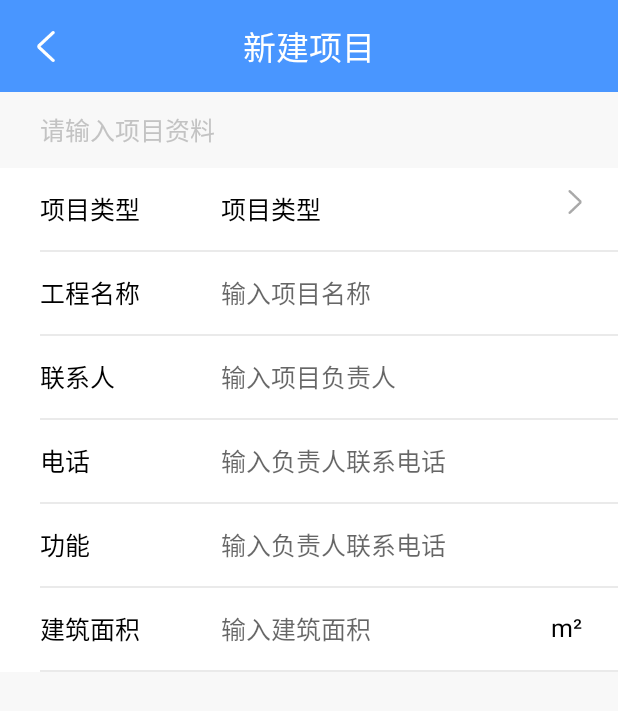
After one commit to YsInHZ/MyPublicFarm, an Android app: the ProjectCreatActivity screen opened directly, with no data from a screen before it, on a phone screen of 412 x 824 dp. The commit adds this screen. Shown: the top 711 px of the screen. Run offline under Robolectric (Android 15) with nearby library versions, the phone set to English and light mode, and no system bars.

Commit message:
分支测试上传

```diff
--- a/app/src/main/AndroidManifest.xml
+++ b/app/src/main/AndroidManifest.xml
@@ -50,7 +50,8 @@
             android:windowSoftInputMode="adjustPan|stateHidden" />
         <activity android:name=".activity.MinePersonalDataActivity" />
         <activity android:name=".activity.MinePersonalPhoneChangeActivity" />
-        <activity android:name=".activity.MineContactActivity"></activity>
+        <activity android:name=".activity.MineContactActivity" />
+        <activity android:name=".activity.ProjectCreatActivity"></activity>
     </application>
 
 </manifest>
--- a/app/src/main/java/com/ys/administrator/mydemo/activity/IndexActivity.java
+++ b/app/src/main/java/com/ys/administrator/mydemo/activity/IndexActivity.java
@@ -31,6 +31,9 @@ import butterknife.BindView;
 import butterknife.ButterKnife;
 import butterknife.OnClick;
 
+/**
+ * 首页
+ */
 public class IndexActivity extends BaseActivity {
 
     @BindView(R.id.vpMain)
@@ -83,6 +86,22 @@ public class IndexActivity extends BaseActivity {
                 return fragments.size();
             }
         };
+        vpMain.addOnPageChangeListener(new ViewPager.OnPageChangeListener() {
+            @Override
+            public void onPageScrolled(int i, float v, int i1) {
+
+            }
+
+            @Override
+            public void onPageSelected(int i) {
+                setSelectedMain(i==0);
+            }
+
+            @Override
+            public void onPageScrollStateChanged(int i) {
+
+            }
+        });
         vpMain.setAdapter(adapter);
         setSelectedMain(true);
     }
--- a/app/src/main/java/com/ys/administrator/mydemo/activity/MineContactActivity.java
+++ b/app/src/main/java/com/ys/administrator/mydemo/activity/MineContactActivity.java
@@ -14,6 +14,9 @@ import java.util.ArrayList;
 import butterknife.BindView;
 import butterknife.ButterKnife;
 
+/**
+ * 咨询
+ */
 public class MineContactActivity extends BaseActivity {
 
     @BindView(R.id.rvList)
--- a/app/src/main/java/com/ys/administrator/mydemo/activity/MinePersonalDataActivity.java
+++ b/app/src/main/java/com/ys/administrator/mydemo/activity/MinePersonalDataActivity.java
@@ -15,6 +15,9 @@ import butterknife.ButterKnife;
 import butterknife.OnClick;
 import de.hdodenhof.circleimageview.CircleImageView;
 
+/**
+ * 个人资料
+ */
 public class MinePersonalDataActivity extends BaseActivity {
 
     @BindView(R.id.ciHead)
--- a/app/src/main/java/com/ys/administrator/mydemo/activity/MinePersonalPhoneChangeActivity.java
+++ b/app/src/main/java/com/ys/administrator/mydemo/activity/MinePersonalPhoneChangeActivity.java
@@ -14,6 +14,9 @@ import butterknife.BindView;
 import butterknife.ButterKnife;
 import butterknife.OnClick;
 
+/**
+ * 更换手机
+ */
 public class MinePersonalPhoneChangeActivity extends BaseActivity {
 
     @BindView(R.id.tvOld)
--- /dev/null
+++ b/app/src/main/java/com/ys/administrator/mydemo/activity/ProjectCreatActivity.java
@@ -0,0 +1,25 @@
+package com.ys.administrator.mydemo.activity;
+
+import android.support.v7.app.AppCompatActivity;
+import android.os.Bundle;
+
+import com.ys.administrator.mydemo.R;
+import com.ys.administrator.mydemo.base.BaseActivity;
+import com.ys.administrator.mydemo.presenter.CommonPresenter;
+
+public class ProjectCreatActivity extends BaseActivity {
+
+    @Override
+    protected void onCreate(Bundle savedInstanceState) {
+        super.onCreate(savedInstanceState);
+        setContentView(R.layout.activity_project_creat);
+        initToolbar("新建项目");
+        commonPresenter = new CommonPresenter();
+        commonPresenter.attachView(this);
+    }
+
+    @Override
+    public void showData(Object data) {
+
+    }
+}
--- a/app/src/main/java/com/ys/administrator/mydemo/base/BaseActivity.java
+++ b/app/src/main/java/com/ys/administrator/mydemo/base/BaseActivity.java
@@ -185,7 +185,7 @@ public abstract class BaseActivity extends AppCompatActivity implements IBaseVie
 
     }
     public void initToolbar(String titleString){
-        initToolbar(titleString,false);
+        initToolbar(titleString,true);
     }
     public void initToolbar(String titleString,boolean back) {
         Toolbar toolbar = (Toolbar) findViewById(R.id.toolbar);
--- a/app/src/main/java/com/ys/administrator/mydemo/fragment/MineFragment.java
+++ b/app/src/main/java/com/ys/administrator/mydemo/fragment/MineFragment.java
@@ -67,7 +67,7 @@ public class MineFragment extends Fragment {
         unbinder.unbind();
     }
 
-    @OnClick({R.id.ciHead, R.id.tvName, R.id.tvPhone, R.id.kfzx, R.id.wdwj, R.id.wdmb, R.id.fxyy, R.id.qchc,R.id.grzx})
+    @OnClick({R.id.ciHead, R.id.tvName, R.id.tvPhone, R.id.kfzx, R.id.wdwj, R.id.wdmb, R.id.fxyy, R.id.qchc,R.id.grzx,R.id.tvLogout})
     public void onViewClicked(View view) {
         switch (view.getId()) {
             case R.id.ciHead:
@@ -90,6 +90,9 @@ public class MineFragment extends Fragment {
             case R.id.grzx:
                 ((BaseActivity)getContext()).openActivity(MinePersonalDataActivity.class);
                 break;
+            case R.id.tvLogout:
+                //TODO 注销
+                break;
         }
     }
 }
--- /dev/null
+++ b/app/src/main/res/layout/activity_project_creat.xml
@@ -0,0 +1,192 @@
+<?xml version="1.0" encoding="utf-8"?>
+<LinearLayout xmlns:android="http://schemas.android.com/apk/res/android"
+    xmlns:app="http://schemas.android.com/apk/res-auto"
+    xmlns:tools="http://schemas.android.com/tools"
+    android:orientation="vertical"
+    android:background="@color/backgroundcolor"
+    android:layout_width="match_parent"
+    android:layout_height="match_parent"
+    tools:context="com.ys.administrator.mydemo.activity.ProjectCreatActivity">
+    <include layout="@layout/toolbarlayout"/>
+    <TextView
+        android:layout_width="match_parent"
+        android:layout_height="46dp"
+        android:background="@null"
+        android:gravity="center_vertical"
+        android:paddingLeft="24dp"
+        android:textColor="#C3C3C3"
+        android:text="请输入项目资料"
+        android:textSize="15sp"
+        />
+
+    <android.support.v4.widget.NestedScrollView
+        android:layout_width="match_parent"
+        android:layout_height="match_parent">
+        <LinearLayout
+            android:layout_width="match_parent"
+            android:layout_height="wrap_content"
+            android:background="@color/white"
+            android:paddingLeft="24dp"
+            android:orientation="vertical">
+            <RelativeLayout
+                android:layout_width="match_parent"
+                android:gravity="center_vertical"
+                android:layout_height="50dp">
+                <TextView
+                    android:layout_width="wrap_content"
+                    android:layout_height="wrap_content"
+                    android:text="项目类型"
+                    android:textColor="#ff000000"
+                    android:textSize="15sp"
+                    />
+                <TextView
+                    android:layout_width="wrap_content"
+                    android:layout_height="wrap_content"
+                    android:layout_marginLeft="110dp"
+                    android:text="项目类型"
+                    android:textColor="#ff000000"
+                    android:textSize="15sp"
+                    />
+                <ImageView
+                    android:layout_width="wrap_content"
+                    android:layout_height="wrap_content"
+                    android:layout_alignParentRight="true"
+                    android:src="@mipmap/img_in_gray"
+                    android:layout_marginRight="22dp"
+                    />
+            </RelativeLayout>
+            <include layout="@layout/line_project_basemsg"/>
+            <RelativeLayout
+                android:layout_width="match_parent"
+                android:gravity="center_vertical"
+                android:layout_height="50dp">
+                <TextView
+                    android:layout_width="wrap_content"
+                    android:layout_height="wrap_content"
+                    android:text="工程名称"
+                    android:textColor="#ff000000"
+                    android:textSize="15sp"
+                    />
+                <EditText
+                    android:layout_width="match_parent"
+                    android:layout_height="wrap_content"
+                    android:layout_marginLeft="110dp"
+                    android:layout_marginRight="22dp"
+                    android:textColor="#ff000000"
+                    android:hint="输入项目名称"
+                    android:background="@null"
+                    android:textSize="15sp"
+                    android:maxLines="1"
+                    />
+            </RelativeLayout>
+            <include layout="@layout/line_project_basemsg"/>
+            <RelativeLayout
+                android:layout_width="match_parent"
+                android:gravity="center_vertical"
+                android:layout_height="50dp">
+                <TextView
+                    android:layout_width="wrap_content"
+                    android:layout_height="wrap_content"
+                    android:text="联系人"
+                    android:textColor="#ff000000"
+                    android:textSize="15sp"
+                    />
+                <EditText
+                    android:layout_width="match_parent"
+                    android:layout_height="wrap_content"
+                    android:layout_marginLeft="110dp"
+                    android:layout_marginRight="22dp"
+                    android:textColor="#ff000000"
+                    android:hint="输入项目负责人"
+                    android:background="@null"
+                    android:textSize="15sp"
+                    android:maxLines="1"
+                    />
+            </RelativeLayout>
+            <include layout="@layout/line_project_basemsg"/>
+            <RelativeLayout
+                android:layout_width="match_parent"
+                android:gravity="center_vertical"
+                android:layout_height="50dp">
+                <TextView
+                    android:layout_width="wrap_content"
+                    android:layout_height="wrap_content"
+                    android:text="电话"
+                    android:textColor="#ff000000"
+                    android:textSize="15sp"
+                    />
+                <EditText
+                    android:layout_width="match_parent"
+                    android:layout_height="wrap_content"
+                    android:layout_marginLeft="110dp"
+                    android:layout_marginRight="22dp"
+                    android:textColor="#ff000000"
+                    android:hint="输入负责人联系电话"
+                    android:background="@null"
+                    android:textSize="15sp"
+                    android:maxLines="1"
+                    />
+            </RelativeLayout>
+            <include layout="@layout/line_project_basemsg"/>
+            <RelativeLayout
+                android:layout_width="match_parent"
+                android:gravity="center_vertical"
+                android:layout_height="50dp">
+                <TextView
+                    android:layout_width="wrap_content"
+                    android:layout_height="wrap_content"
+                    android:text="功能"
+                    android:textColor="#ff000000"
+                    android:textSize="15sp"
+                    />
+                <EditText
+                    android:layout_width="match_parent"
+                    android:layout_height="wrap_content"
+                    android:layout_marginLeft="110dp"
+                    android:layout_marginRight="22dp"
+                    android:textColor="#ff000000"
+                    android:hint="输入负责人联系电话"
+                    android:background="@null"
+                    android:textSize="15sp"
+                    android:maxLines="1"
+                    />
+            </RelativeLayout>
+            <include layout="@layout/line_project_basemsg"/>
+            <RelativeLayout
+                android:layout_width="match_parent"
+                android:gravity="center_vertical"
+                android:layout_height="50dp">
+                <TextView
+                    android:layout_width="wrap_content"
+                    android:layout_height="wrap_content"
+                    android:text="建筑面积"
+                    android:textColor="#ff000000"
+                    android:textSize="15sp"
+                    />
+                <EditText
+                    android:layout_width="match_parent"
+                    android:layout_height="wrap_content"
+                    android:layout_toLeftOf="@id/nt"
+                    android:layout_marginLeft="110dp"
+                    android:layout_marginRight="2dp"
+                    android:textColor="#ff000000"
+                    android:hint="输入建筑面积"
+                    android:background="@null"
+                    android:textSize="15sp"
+                    android:maxLines="1"
+                    />
+                <TextView
+                    android:id="@+id/nt"
+                    android:layout_width="wrap_content"
+                    android:layout_height="wrap_content"
+                    android:text="m²"
+                    android:textColor="#ff000000"
+                    android:layout_alignParentRight="true"
+                    android:layout_marginRight="22dp"
+                    android:textSize="15sp"
+                    />
+            </RelativeLayout>
+            <include layout="@layout/line_project_basemsg"/>
+        </LinearLayout>
+    </android.support.v4.widget.NestedScrollView>
+</LinearLayout>
--- a/app/src/main/res/layout/dialog_itemchoise.xml
+++ b/app/src/main/res/layout/dialog_itemchoise.xml
@@ -16,7 +16,6 @@
         android:textSize="18sp"
         android:gravity="center"
         android:elevation="3dp"
-
         android:layout_height="42dp" />
     <android.support.v7.widget.RecyclerView
         android:id="@+id/rvDialog"
@@ -27,6 +26,11 @@
         android:layout_marginTop="3dp"
         android:layout_marginBottom="5dp"
         android:layout_height="122dp"></android.support.v7.widget.RecyclerView>
+    <ImageView
+        android:layout_width="245dp"
+        android:layout_height="wrap_content"
+        android:layout_below="@id/tvName"
+        android:src="@mipmap/img_log_yiny"/>
 
     <View
         android:layout_below="@id/tvName"
@@ -52,6 +56,10 @@
             android:textColor="#ff27bfb2"
             android:textSize="16sp"
             />
+        <ImageView
+            android:layout_width="wrap_content"
+            android:layout_height="wrap_content"
+            android:src="@mipmap/img_shufenge"/>
         <TextView
             android:layout_width="0dp"
             android:layout_weight="1"
@@ -61,6 +69,10 @@
             android:textColor="#ff787878"
             android:textSize="16sp"
             />
+        <ImageView
+            android:layout_width="wrap_content"
+            android:layout_height="wrap_content"
+            android:src="@mipmap/img_shufenge"/>
         <TextView
             android:layout_width="0dp"
             android:layout_weight="1"
--- a/app/src/main/res/layout/fragment_mine.xml
+++ b/app/src/main/res/layout/fragment_mine.xml
@@ -4,7 +4,7 @@
     android:layout_height="match_parent"
     xmlns:app="http://schemas.android.com/apk/res-auto"
     android:background="#F8F8F8"
-    tools:context="com.example.administrator.mydemo.com.ys.administrator.mydemo.fragment.MineFragment">
+    tools:context="com.ys.administrator.mydemo.fragment.MineFragment">
     <ImageView
         android:id="@+id/ivHead"
         android:layout_width="0dp"
@@ -12,6 +12,20 @@
         app:layout_constraintRight_toRightOf="parent"
         android:background="@mipmap/img_mine_bg"
         app:layout_constraintLeft_toLeftOf="parent"/>
+    <TextView
+        android:id="@+id/tvLogout"
+        android:layout_width="wrap_content"
+        android:layout_height="wrap_content"
+        android:text="注销"
+        android:textColor="#ffffffff"
+        android:padding="20dp"
+        android:layout_marginTop="15dp"
+        app:layout_constraintTop_toTopOf="parent"
+        app:layout_constraintRight_toRightOf="parent"
+        android:textSize="15sp"
+        android:shadowRadius="5"
+        android:shadowColor="#a32e7dea"
+        />
     <RelativeLayout
         android:id="@+id/grzx"
         android:layout_width="match_parent"
@@ -39,6 +53,8 @@
             android:includeFontPadding="false"
             android:textStyle="bold"
             android:text="Znone"
+            android:shadowRadius="10"
+            android:shadowColor="#33000000"
             android:textColor="#ffffffff"
             android:textSize="33sp"
             />
--- /dev/null
+++ b/app/src/main/res/layout/line_project_basemsg.xml
@@ -0,0 +1,8 @@
+<?xml version="1.0" encoding="utf-8"?>
+<View
+    xmlns:android="http://schemas.android.com/apk/res/android"
+    android:layout_width="match_parent"
+    android:background="#EAEAEA"
+    android:layout_height="1dp">
+
+</View>
--- a/app/src/main/res/values/colors.xml
+++ b/app/src/main/res/values/colors.xml
@@ -10,6 +10,7 @@
     <color name="color666">#666666</color>
     <color name="color999">#999999</color>
     <color name="colorccc">#cccccc</color>
+    <color name="backgroundcolor">#F8F8F8</color>
 
     <color name="colordeep">#2474ED</color>
     <color name="colortint">#4991FD</color>
```
Also changed, not shown: app/src/main/res/mipmap-xxhdpi/img_in_gray.png (added), app/src/main/res/mipmap-xxhdpi/img_log_yiny.png (added), app/src/main/res/mipmap-xxhdpi/img_shufenge.png (added).
